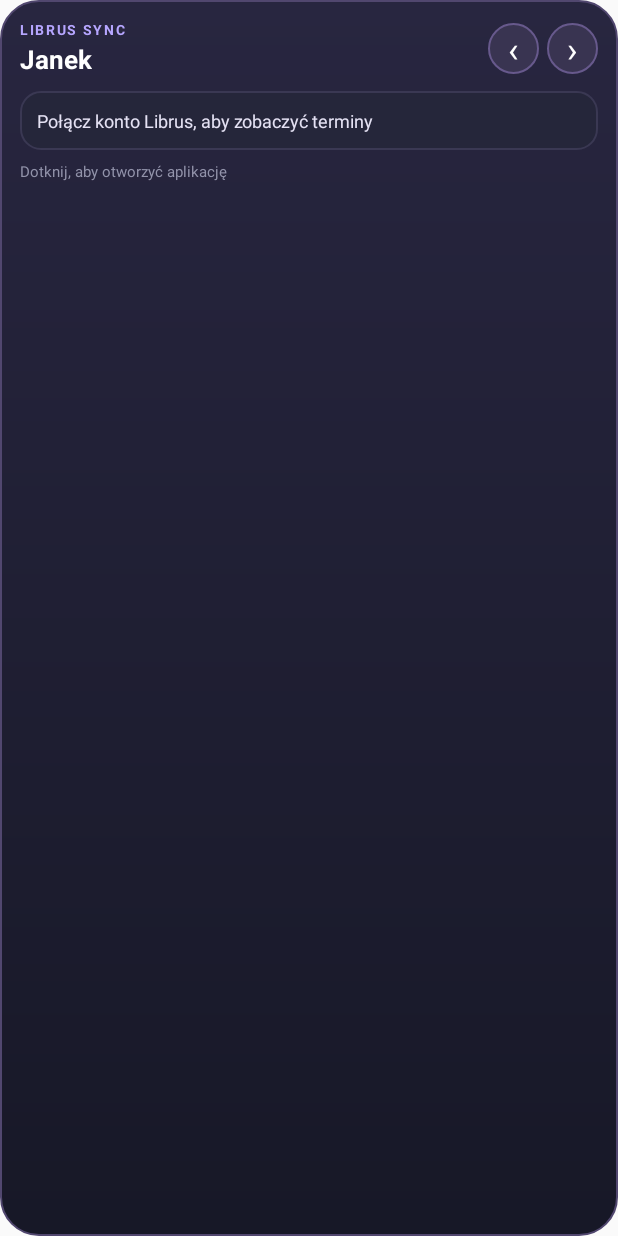
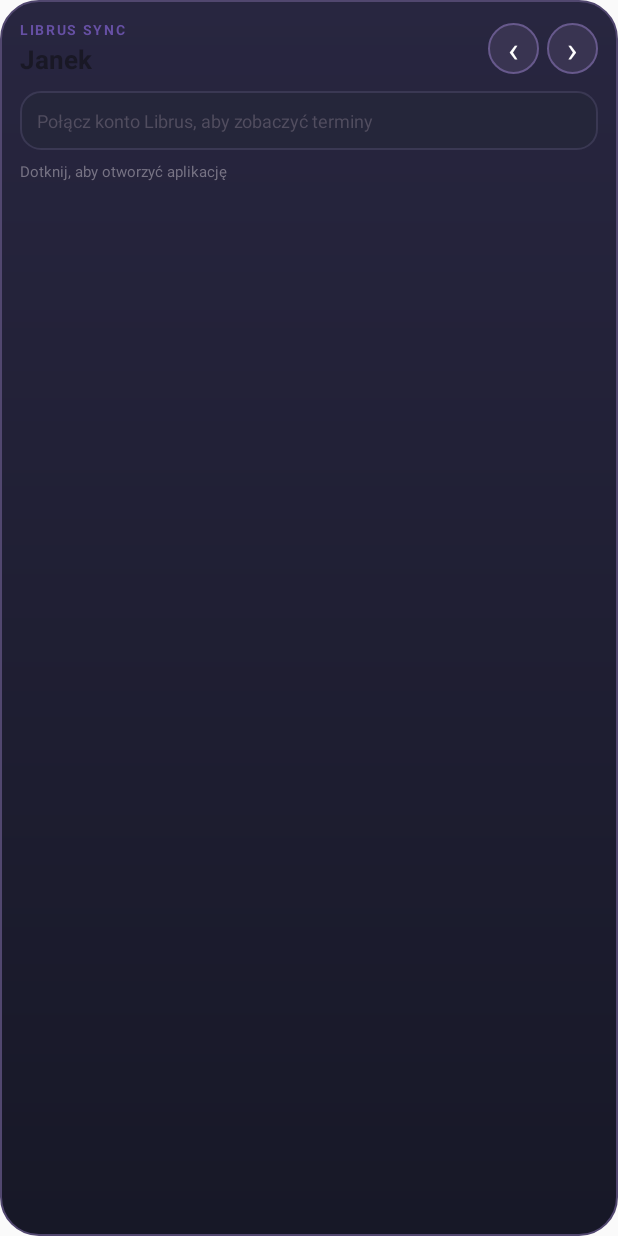
Before and after one commit to janczesko12/LibrusSync, an Android app built with Jetpack Compose: the layout widget_upcoming.xml on its own in the app's theme, with its tools: preview values and no code run, on a phone screen of 412 x 824 dp. Run offline under Robolectric (Android 15) with nearby library versions, the phone set to English and light mode, and no system bars.

Commit message:
Switch widget to clean white theme

```diff
--- a/android/app/src/main/res/layout/widget_upcoming.xml
+++ b/android/app/src/main/res/layout/widget_upcoming.xml
@@ -23,7 +23,7 @@
                 android:layout_width="wrap_content"
                 android:layout_height="wrap_content"
                 android:text="LIBRUS SYNC"
-                android:textColor="#B6A6FF"
+                android:textColor="#6650A4"
                 android:textSize="9sp"
                 android:textStyle="bold"
                 android:letterSpacing="0.12" />
@@ -34,7 +34,7 @@
                 android:layout_height="wrap_content"
                 android:layout_marginTop="1dp"
                 android:text="Janek"
-                android:textColor="#FFFFFF"
+                android:textColor="#191825"
                 android:textStyle="bold"
                 android:textSize="17sp"
                 android:maxLines="1" />
@@ -70,7 +70,7 @@
         android:background="@drawable/widget_empty_background"
         android:padding="11dp"
         android:text="Połącz konto Librus, aby zobaczyć terminy"
-        android:textColor="#E5E2F4"
+        android:textColor="#514D5F"
         android:textSize="12sp"
         android:visibility="visible" />
 
@@ -124,6 +124,6 @@
         android:layout_height="wrap_content"
         android:layout_marginTop="7dp"
         android:text="Dotknij, aby otworzyć aplikację"
-        android:textColor="#9293AA"
+        android:textColor="#777384"
         android:textSize="10sp" />
 </LinearLayout>
```
